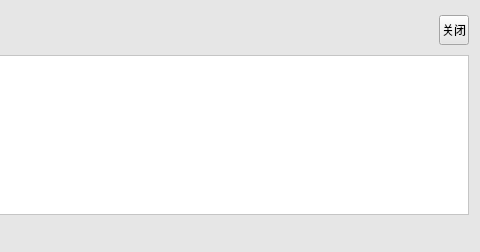
Above: aweSomeEditorhiahia/redefine.ui from myservicegroup3/cIDEProgram before the change; both pictures show x 700 to 1180 and y 0 to 252 of the 1180 by 252 pixel window. Below: the same form after it.
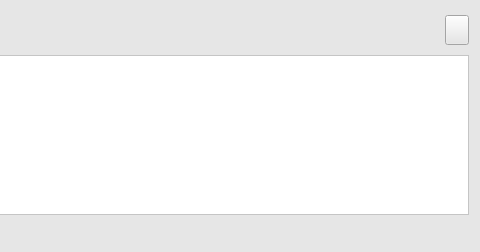
That is the form after the change. Icons and pictures are not drawn.

Diff of the .ui file:
```diff
--- a/aweSomeEditorhiahia/redefine.ui
+++ b/aweSomeEditorhiahia/redefine.ui
@@ -30,7 +30,7 @@
        <string notr="true"/>
       </property>
       <property name="text">
-       <string>关闭</string>
+       <string/>
       </property>
      </widget>
     </item>
```
Left out of the diff: 2 changed lines with no effect on the pictures.
